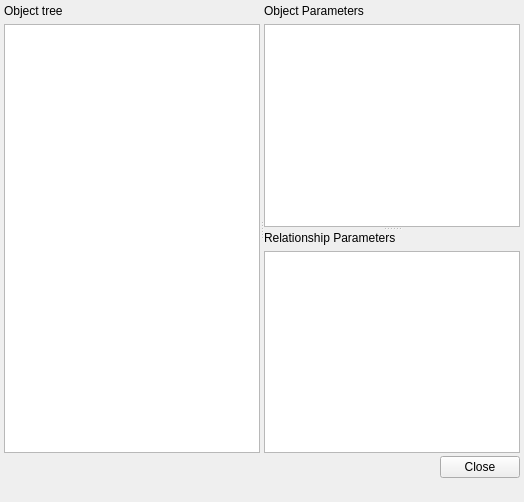
Old version of the form spinetoolbox/ui/Spine_data_explorer.ui in the repository spine-tools/Spine-Toolbox.
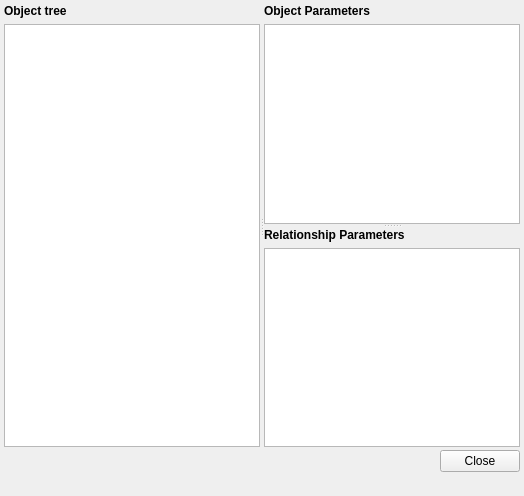
New version of the form.

Commit message: Spine data explorer in ok shape. - It shows objects in a treeview on the left - Object and relationship parameters in tableviews on the right - TODO: Import categories, support for editing the data

```diff
--- a/spinetoolbox/ui/Spine_data_explorer.ui
+++ b/spinetoolbox/ui/Spine_data_explorer.ui
@@ -27,7 +27,7 @@
     <x>0</x>
     <y>0</y>
     <width>524</width>
-    <height>502</height>
+    <height>496</height>
    </rect>
   </property>
   <property name="windowTitle">
@@ -71,49 +71,88 @@
        <property name="orientation">
         <enum>Qt::Horizontal</enum>
        </property>
-       <widget class="QWidget" name="">
+       <widget class="QWidget" name="layoutWidget">
         <layout class="QVBoxLayout" name="verticalLayout_3">
          <item>
           <widget class="QLabel" name="label_object_tree">
            <property name="text">
-            <string>Object tree</string>
+            <string>&lt;b&gt;Object tree&lt;/b&gt;</string>
            </property>
           </widget>
          </item>
          <item>
-          <widget class="QTreeView" name="treeView_object"/>
+          <widget class="QTreeView" name="treeView_object">
+           <property name="sizePolicy">
+            <sizepolicy hsizetype="Expanding" vsizetype="Expanding">
+             <horstretch>1</horstretch>
+             <verstretch>0</verstretch>
+            </sizepolicy>
+           </property>
+          </widget>
          </item>
         </layout>
        </widget>
        <widget class="QSplitter" name="splitter">
+        <property name="sizePolicy">
+         <sizepolicy hsizetype="Preferred" vsizetype="Expanding">
+          <horstretch>2</horstretch>
+          <verstretch>0</verstretch>
+         </sizepolicy>
+        </property>
         <property name="orientation">
          <enum>Qt::Vertical</enum>
         </property>
-        <widget class="QWidget" name="">
+        <widget class="QWidget" name="layoutWidget">
          <layout class="QVBoxLayout" name="verticalLayout_2">
           <item>
            <widget class="QLabel" name="label_object_parameters">
+            <property name="sizePolicy">
+             <sizepolicy hsizetype="Preferred" vsizetype="Preferred">
+              <horstretch>2</horstretch>
+              <verstretch>0</verstretch>
+             </sizepolicy>
+            </property>
             <property name="text">
-             <string>Object Parameters</string>
+             <string>&lt;b&gt;Object Parameters&lt;/b&gt;</string>
             </property>
            </widget>
           </item>
           <item>
-           <widget class="QTableView" name="tableView_object_parameters"/>
+           <widget class="QTableView" name="tableView_object_parameters">
+            <property name="sizePolicy">
+             <sizepolicy hsizetype="Expanding" vsizetype="Expanding">
+              <horstretch>2</horstretch>
+              <verstretch>0</verstretch>
+             </sizepolicy>
+            </property>
+           </widget>
           </item>
          </layout>
         </widget>
-        <widget class="QWidget" name="">
+        <widget class="QWidget" name="layoutWidget">
          <layout class="QVBoxLayout" name="verticalLayout">
           <item>
            <widget class="QLabel" name="label_relationship_parameters">
+            <property name="sizePolicy">
+             <sizepolicy hsizetype="Preferred" vsizetype="Preferred">
+              <horstretch>2</horstretch>
+              <verstretch>0</verstretch>
+             </sizepolicy>
+            </property>
             <property name="text">
-             <string>Relationship Parameters</string>
+             <string>&lt;b&gt;Relationship Parameters&lt;/b&gt;</string>
             </property>
            </widget>
           </item>
           <item>
-           <widget class="QTableView" name="tableView_relationship_parameters"/>
+           <widget class="QTableView" name="tableView_relationship_parameters">
+            <property name="sizePolicy">
+             <sizepolicy hsizetype="Expanding" vsizetype="Expanding">
+              <horstretch>2</horstretch>
+              <verstretch>0</verstretch>
+             </sizepolicy>
+            </property>
+           </widget>
           </item>
          </layout>
         </widget>
```
The commit also changes 8 other files.
